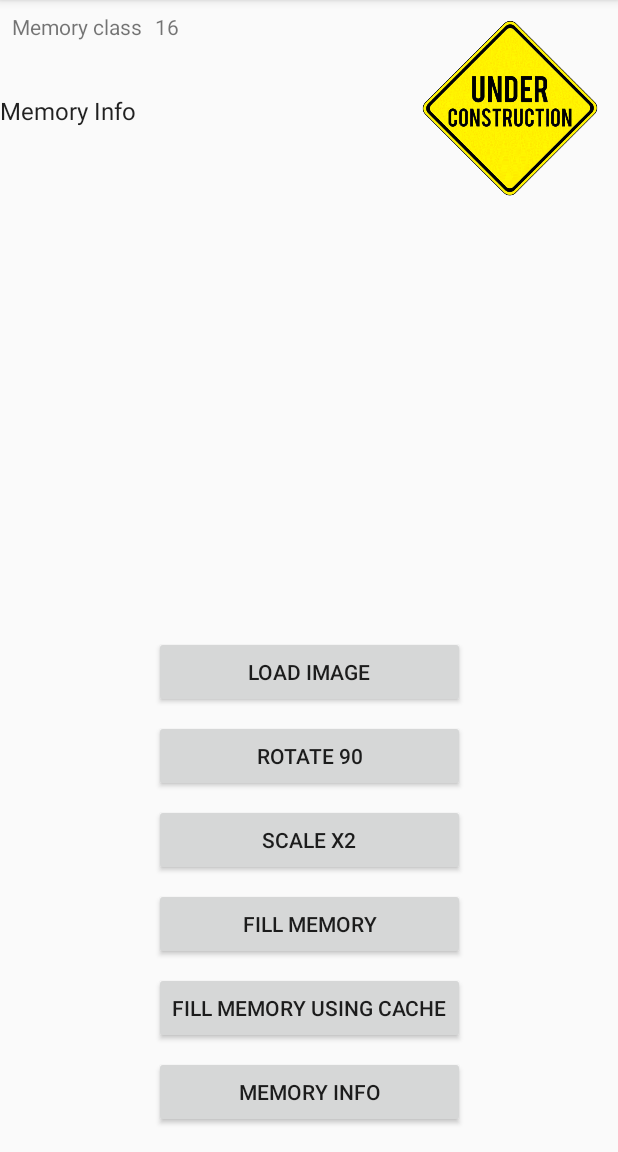
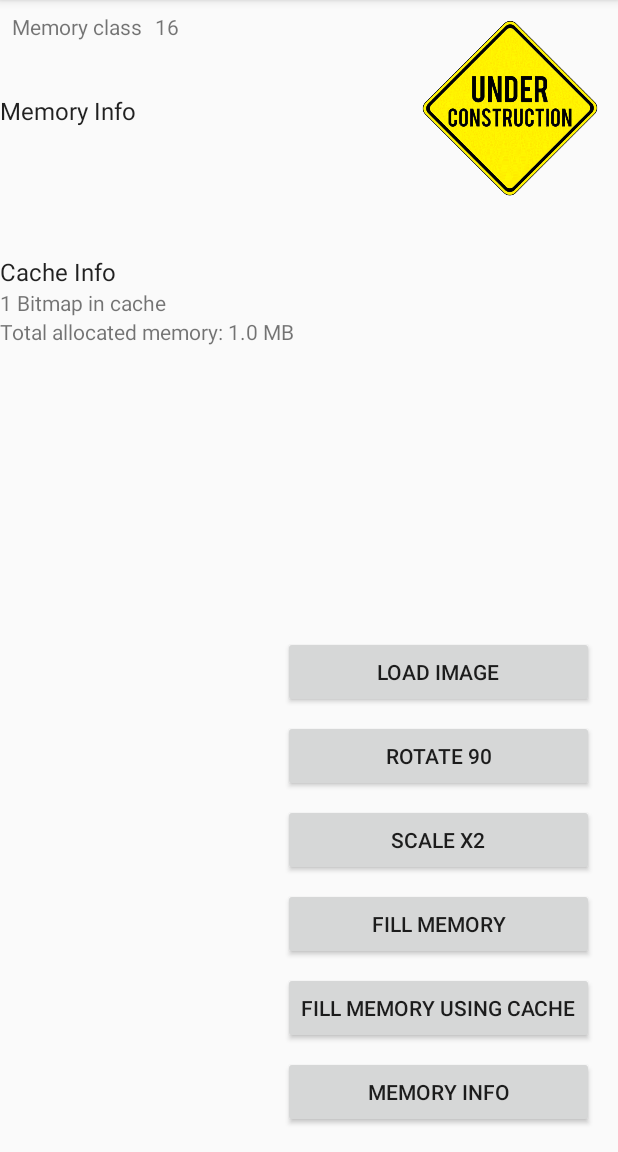
Before and after one commit to jglouis/AndroidBitmapCache, an Android app: the screen it shows after launch (MainActivity), after a tap on "LOAD IMAGE", on a phone screen of 412 x 824 dp, the part 84-1236 px from its top. Run offline under Robolectric (Android 15) with nearby library versions, the phone set to English and light mode, and no system bars.

Commit message:
Add cache info

```diff
--- a/app/build.gradle
+++ b/app/build.gradle
@@ -24,7 +24,8 @@ android {
 
 dependencies {
     implementation fileTree(dir: 'libs', include: ['*.jar'])
-    implementation"org.jetbrains.kotlin:kotlin-stdlib-jre7:$kotlin_version"
+    implementation "org.jetbrains.kotlin:kotlin-stdlib-jre7:$kotlin_version"
+    implementation "org.jetbrains.kotlin:kotlin-reflect:$kotlin_version"
     implementation 'com.android.support:appcompat-v7:26.1.0'
     implementation 'com.android.support.constraint:constraint-layout:1.0.2'
     testImplementation 'junit:junit:4.12'
--- a/app/src/main/java/jgl/bitmapcache/BitmapLruCache.kt
+++ b/app/src/main/java/jgl/bitmapcache/BitmapLruCache.kt
@@ -8,21 +8,20 @@ import android.util.Log
 import java.io.IOException
 import java.io.InputStream
 import java.util.*
+import kotlin.collections.HashSet
 
 /**
  * Created by JGLouis on 09/01/2018.
  */
+
+const val TAG = "BitmapLruCache"
 
 class BitmapLruCache(private val MAX_SIZE_BYTE: Long) {
 
     private val indexedBitmaps = HashMap<String, Bitmap?>()
     private val lru = ArrayDeque<String>()
     private var totalByteSize = 0L
-
-
-    companion object {
-        val TAG = BitmapLruCache::class.java.simpleName
-    }
+    private val listeners = HashSet<OnChangeListener>()
 
     private fun put(key: String, value: Bitmap): Bitmap {
         // Check size
@@ -45,6 +44,7 @@ class BitmapLruCache(private val MAX_SIZE_BYTE: Long) {
             indexedBitmaps[key] = value
             lru.push(key)
             totalByteSize += value.allocationByteCount
+            listeners.forEach { it.onBitmapLruCacheChange(indexedBitmaps.size, totalByteSize) }
         }
         return value
     }
@@ -71,14 +71,40 @@ class BitmapLruCache(private val MAX_SIZE_BYTE: Long) {
             value
         }
     }
+
+    fun registerListener(listener: OnChangeListener) {
+        listeners += listener
+    }
+
+    fun removeListener(listener: OnChangeListener) {
+        listeners -= listener
+    }
+
+    val bitmapAllocationByteCount: Long
+        get() = totalByteSize
+
+    val size: Int
+        get() = indexedBitmaps.size
+
+    interface OnChangeListener {
+        fun onBitmapLruCacheChange(numBitmap: Int, totalSize: Long)
+    }
 }
 
-val cache = BitmapLruCache(10 * 1024 * 1024L) // 10Mb
+
+private var cache = BitmapLruCache(10 * 1024 * 1024L) // 10Mb
+fun resetCache(MAX_SIZE_BYTE: Long) : BitmapLruCache  {
+    cache = BitmapLruCache(MAX_SIZE_BYTE)
+    return cache
+}
 
 // Memoization of bitmaps
 class MemoizeBitmap<in T, in U>(private val func: (T, U) -> Bitmap?) : (T, U) -> Bitmap? {
-    override fun invoke(p1: T, p2: U) =
-            cache.getOrPut(String.format("%s_%d_%d", func, p1?.hashCode(), p2?.hashCode()), { func(p1, p2) })
+    override fun invoke(p1: T, p2: U) : Bitmap? {
+        val key = String.format("%s_%d_%d", func, p1?.hashCode(), p2?.hashCode())
+        Log.d(TAG, String.format("Memoize Bitmap as key %s", key))
+        return cache.getOrPut(key, { func(p1, p2) })
+    }
 }
 
 fun Context.getAssetBitmapMem(path: String): Bitmap? {
@@ -87,7 +113,7 @@ fun Context.getAssetBitmapMem(path: String): Bitmap? {
 
 fun getAssetBitmap(context: Context, path: String): Bitmap? {
     return try {
-        Log.d("DEBUG", "Loading from assets")
+        Log.d(TAG, "Loading from assets")
         context.assets.open(path).toBitmap()
     } catch (e: IOException) {
         Log.e("getAssetBitmap", "", e)
@@ -104,7 +130,7 @@ fun Bitmap.rotateMem(degrees: Float): Bitmap {
 }
 
 fun rotate(bitmap: Bitmap, degrees: Float): Bitmap {
-    Log.d("DEBUG", "rotate")
+    Log.d(TAG, "rotate")
     val bitmapResult = Bitmap.createBitmap(bitmap.height, bitmap.width, Bitmap.Config.ARGB_8888)
     val tempCanvas = Canvas(bitmapResult)
     val pivotX = bitmap.width / 2f
@@ -119,7 +145,7 @@ fun Bitmap.scaleMem(scalingFactor: Float): Bitmap {
 }
 
 fun scale(bitmap: Bitmap, scalingFactor: Float): Bitmap {
-    Log.d("DEBUG", "scale")
+    Log.d(TAG, "scale")
     val bitmapResult = Bitmap.createBitmap(bitmap.height, bitmap.width, Bitmap.Config.ARGB_8888)
     val tempCanvas = Canvas(bitmapResult)
     tempCanvas.scale(scalingFactor, scalingFactor)
--- a/app/src/main/java/jgl/bitmapcache/MainActivity.kt
+++ b/app/src/main/java/jgl/bitmapcache/MainActivity.kt
@@ -9,9 +9,15 @@ import android.os.Bundle
 import android.util.Log
 import android.view.View
 import kotlinx.android.synthetic.main.activity_main.*
+import kotlinx.android.synthetic.main.cache_info.*
 import kotlinx.android.synthetic.main.memory_info.*
 
-class MainActivity : AppCompatActivity(), ComponentCallbacks2 {
+class MainActivity : AppCompatActivity(), ComponentCallbacks2, BitmapLruCache.OnChangeListener {
+    override fun onBitmapLruCacheChange(numBitmap: Int, totalSize: Long) {
+        cacheInfoNumElements.text = String.format("%d Bitmap in cache", numBitmap)
+        cacheInfoTotalAllocatedMemory.text =
+                String.format("Total allocated memory: %s", humanReadableByteCount(totalSize, true))
+    }
 
     private val activityManager: ActivityManager? by lazy {
         val activityManager = getSystemService(Context.ACTIVITY_SERVICE) as? ActivityManager
@@ -21,6 +27,13 @@ class MainActivity : AppCompatActivity(), ComponentCallbacks2 {
     override fun onCreate(savedInstanceState: Bundle?) {
         super.onCreate(savedInstanceState)
         setContentView(R.layout.activity_main)
+
+        val cache = resetCache((activityManager?.memoryClass?.times(1024*1024/2))?.toLong() ?: 1024 * 1024)
+        cache.registerListener(this)
+
+        cacheInfoNumElements.text = String.format("%d Bitmap in library", cache.size)
+        cacheInfoTotalAllocatedMemory.text =
+                String.format("Total allocated memory: %s", humanReadableByteCount(cache.bitmapAllocationByteCount, true))
 
         memoryClass.text = activityManager?.memoryClass.toString()
     }
@@ -33,6 +46,7 @@ class MainActivity : AppCompatActivity(), ComponentCallbacks2 {
 
     @Suppress("UNUSED_PARAMETER")
     fun fillMemory(view: View) {
+        for (i in 1..150) {
             val bitmap = getAssetBitmap(this, fileName) // No memoization
             if (bitmap != null) {
                 bitmapBucket.add(bitmap)
@@ -40,14 +54,17 @@ class MainActivity : AppCompatActivity(), ComponentCallbacks2 {
                 Log.e(TAG, "Bitmap is null!")
             }
         }
+    }
 
     @Suppress("UNUSED_PARAMETER")
     fun fillMemoryUsingCache(view: View) {
+        for (i in 1..150) {
             val bitmap = getAssetBitmapMem(fileName)
             if (bitmap != null) {
                 bitmapBucket.add(bitmap)
             } else {
                 Log.e(TAG, "Bitmap is null!")
+            }
         }
     }
 
@@ -74,7 +91,7 @@ class MainActivity : AppCompatActivity(), ComponentCallbacks2 {
     }
 
     override fun onTrimMemory(level: Int) {
-        var msg = "Unrecognized level"
+        var msg = "Unrecognized onTrimMemory level"
         when (level) {
             ComponentCallbacks2.TRIM_MEMORY_BACKGROUND -> msg = "TRIM_MEMORY_BACKGROUND"
             ComponentCallbacks2.TRIM_MEMORY_COMPLETE -> msg = "TRIM_MEMORY_COMPLETE"
--- a/app/src/main/java/jgl/bitmapcache/Util.kt
+++ b/app/src/main/java/jgl/bitmapcache/Util.kt
@@ -1,4 +1,7 @@
 package jgl.bitmapcache
+
+import android.content.Context
+import android.widget.Toast
 
 /**
  * Created by JGLouis on 09/01/2018.
@@ -11,3 +14,7 @@ fun humanReadableByteCount(bytes: Long, si: Boolean): String {
     val pre = (if (si) "kMGTPE" else "KMGTPE")[exp - 1] + if (si) "" else "i"
     return String.format("%.1f %sB", bytes / Math.pow(unit.toDouble(), exp.toDouble()), pre)
 }
+
+fun Context.toast(msg: String, isShort: Boolean = true) {
+    Toast.makeText(this, msg, if (isShort) Toast.LENGTH_SHORT else Toast.LENGTH_LONG).show()
+}
--- a/app/src/main/res/layout/activity_main.xml
+++ b/app/src/main/res/layout/activity_main.xml
@@ -40,11 +40,19 @@
         app:layout_constraintTop_toBottomOf="@+id/labelMemoryClass"/>
 
     <include layout="@layout/memory_info"
+             android:id="@+id/memory_info"
              android:layout_marginStart="8dp"
              android:layout_marginTop="8dp"
              android:layout_width="wrap_content"
              android:layout_height="wrap_content"
              app:layout_constraintTop_toBottomOf="@id/messageTrimMemory"/>
+
+    <include layout="@layout/cache_info"
+             android:layout_marginStart="8dp"
+             android:layout_marginTop="8dp"
+             android:layout_width="wrap_content"
+             android:layout_height="wrap_content"
+             app:layout_constraintTop_toBottomOf="@id/memory_info"/>
 
     <ImageView
         android:id="@+id/imageView"
@@ -62,11 +70,10 @@
         android:layout_width="wrap_content"
         android:layout_height="wrap_content"
         android:layout_marginBottom="8dp"
+        android:layout_marginEnd="8dp"
         android:orientation="vertical"
         app:layout_constraintBottom_toBottomOf="parent"
-        app:layout_constraintEnd_toEndOf="parent"
-        app:layout_constraintStart_toStartOf="parent"
-        >
+        app:layout_constraintEnd_toEndOf="parent">
 
         <Button
             android:layout_width="match_parent"
--- /dev/null
+++ b/app/src/main/res/layout/cache_info.xml
@@ -0,0 +1,23 @@
+<?xml version="1.0" encoding="utf-8"?>
+<LinearLayout xmlns:android="http://schemas.android.com/apk/res/android"
+              android:orientation="vertical"
+              android:layout_width="match_parent"
+              android:layout_height="match_parent">
+
+    <TextView
+        android:layout_width="wrap_content"
+        android:layout_height="wrap_content"
+        android:text="@string/cache_info"
+        android:textAppearance="@style/TextAppearance.AppCompat.Subhead"/>
+
+    <TextView
+        android:id="@+id/cacheInfoNumElements"
+        android:layout_width="wrap_content"
+        android:layout_height="wrap_content"/>
+
+    <TextView
+        android:id="@+id/cacheInfoTotalAllocatedMemory"
+        android:layout_width="wrap_content"
+        android:layout_height="wrap_content"/>
+
+</LinearLayout>
--- a/app/src/main/res/values/strings.xml
+++ b/app/src/main/res/values/strings.xml
@@ -14,4 +14,5 @@
     <string name="total_memory_kernel">Total memory accessible by the kernel: %s</string>
     <string name="memory_info_threshold">%s of memory threshold</string>
     <string name="scale_x2">Scale x2</string>
+    <string name="cache_info">Cache Info</string>
 </resources>
```
Lines whose indentation alone changed are shown as unchanged.
